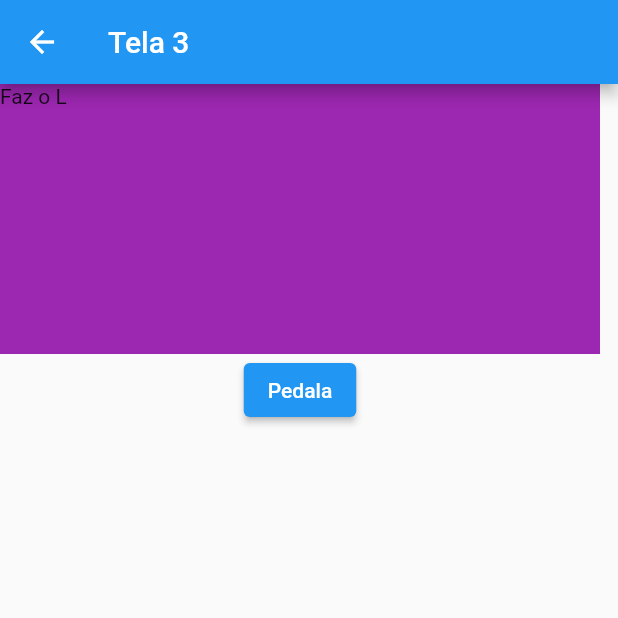
After one commit to ViniBOYs/MobileFiles, a Flutter app: the screen it shows after launch, after a tap on "Tela 3", on a phone screen of 412 x 824 dp, the top half of it. The commit adds this screen. Run offline on Flutter 3.47's test engine with Material 2 defaults, Android fonts, the phone set to English and light mode, and no system bars.

Commit message:
Terceira tela
Adicionando a terceira tela

```diff
--- a/AppTelasMultiplas1/app_telas_multiplas_1/lib/main.dart
+++ b/AppTelasMultiplas1/app_telas_multiplas_1/lib/main.dart
@@ -1,4 +1,5 @@
 import 'package:app_telas_multiplas_1/tela2.dart';
+import 'package:app_telas_multiplas_1/tela3.dart';
 import 'package:flutter/material.dart';
 
 void main() {
@@ -31,6 +32,9 @@ class Telaprincipal extends StatelessWidget {
           ElevatedButton(onPressed: (){
             Navigator.push(context, MaterialPageRoute(builder: (context) => Telasecundaria(),));
           }, child: Text("Tela 2")),
+          ElevatedButton(onPressed: (){
+            Navigator.push(context, MaterialPageRoute(builder: (context) => Telatrez(),));
+          }, child: Text("Tela 3"))
         ],
 
       ),
--- a/AppTelasMultiplas1/app_telas_multiplas_1/lib/tela2.dart
+++ b/AppTelasMultiplas1/app_telas_multiplas_1/lib/tela2.dart
@@ -1,3 +1,4 @@
+import 'package:app_telas_multiplas_1/tela3.dart';
 import 'package:flutter/material.dart';
 
 class Telasecundaria extends StatelessWidget {
@@ -14,7 +15,12 @@ class Telasecundaria extends StatelessWidget {
           children: [
             Container(color: Colors.red, width: 400, height: 180,
             child: Text("Faz o L"),),
-
+            ElevatedButton(onPressed: () {
+              Navigator.pop(context);
+            }, child: Text("Pedala")),
+            ElevatedButton(onPressed: (){
+            Navigator.push(context, MaterialPageRoute(builder: (context) => Telatrez(),));
+          }, child: Text("Tela 3"))
         ],
       )
     );
--- /dev/null
+++ b/AppTelasMultiplas1/app_telas_multiplas_1/lib/tela3.dart
@@ -0,0 +1,24 @@
+import 'package:flutter/material.dart';
+
+class Telatrez extends StatelessWidget {
+  const Telatrez({super.key});
+
+  @override
+  Widget build(BuildContext context) {
+    return Scaffold(
+      appBar: AppBar(
+        title: Text("Tela 3"),
+      ),
+      body:
+        Column(
+          children: [
+            Container(color: Colors.purple, width: 400, height: 180,
+            child: Text("Faz o L"),),
+            ElevatedButton(onPressed: () {
+              Navigator.pop(context);
+            }, child: Text("Pedala"))
+        ],
+      )
+    );
+  }
+}
```
